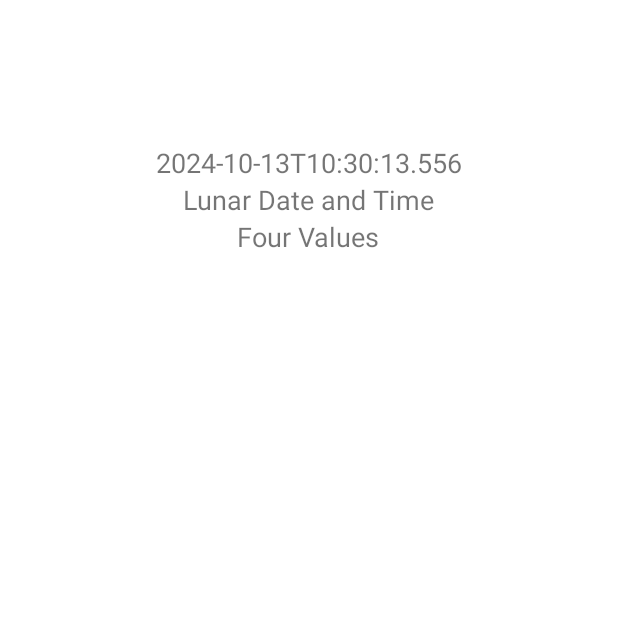
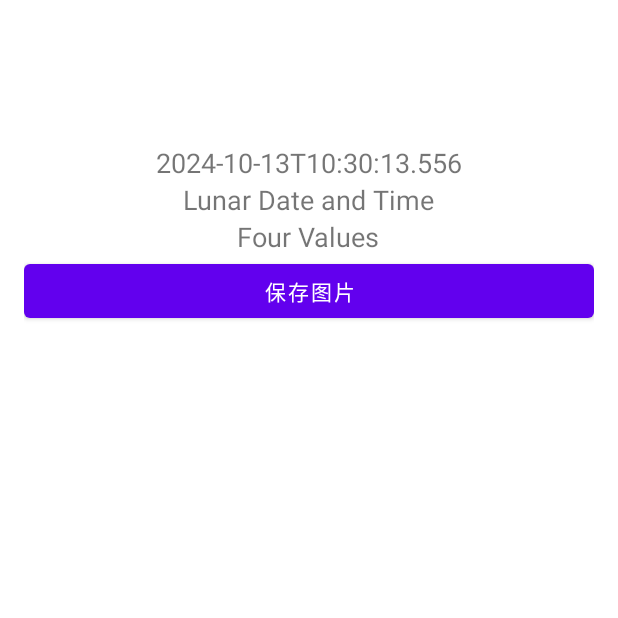
Before and after one commit to afterow/sanyaoyi-kotlin, an Android app: the TimeScheduleActivity screen opened directly, with no data from a screen before it, on a phone screen of 412 x 824 dp, the top half of it. Run offline under Robolectric (Android 15) with nearby library versions, the phone set to English and light mode, and no system bars; libraries missing offline, so code that uses them is left out: com.tyme.solar; Roboto replaces fonts that are not available here; 4 statements that could not run were skipped.

```diff
--- a/app/build.gradle.kts
+++ b/app/build.gradle.kts
@@ -8,12 +8,12 @@ android {
         enable =true
     }
     namespace = "com.afterow.sanyaoyi"
-    compileSdk = 34
+    compileSdk = 35
 
     defaultConfig {
         applicationId = "com.afterow.sanyaoyi"
         minSdk = 30
-        targetSdk = 34
+        targetSdk = 35
         versionCode = 1
         versionName = "1.2"
 
--- a/app/src/main/res/layout/activity_time_schedule.xml
+++ b/app/src/main/res/layout/activity_time_schedule.xml
@@ -44,5 +44,10 @@
 
     </LinearLayout>
 
+    <Button
+        android:id="@+id/save_button"
+        android:layout_width="match_parent"
+        android:layout_height="wrap_content"
+        android:text="保存图片" />
 
 </LinearLayout>
```
Also changed, not shown: app/src/main/java/com/afterow/sanyaoyi/TimeScheduleActivity.kt (+4 -4 lines).
